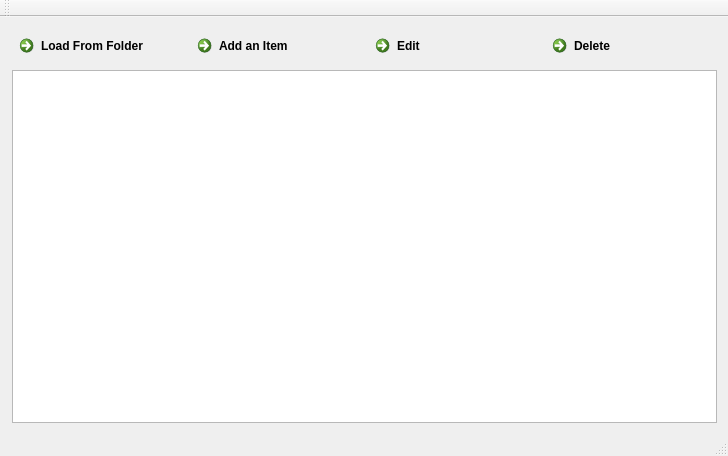
Qt form mainwindow.ui (utat-uav/cv16-interface) before a commit.
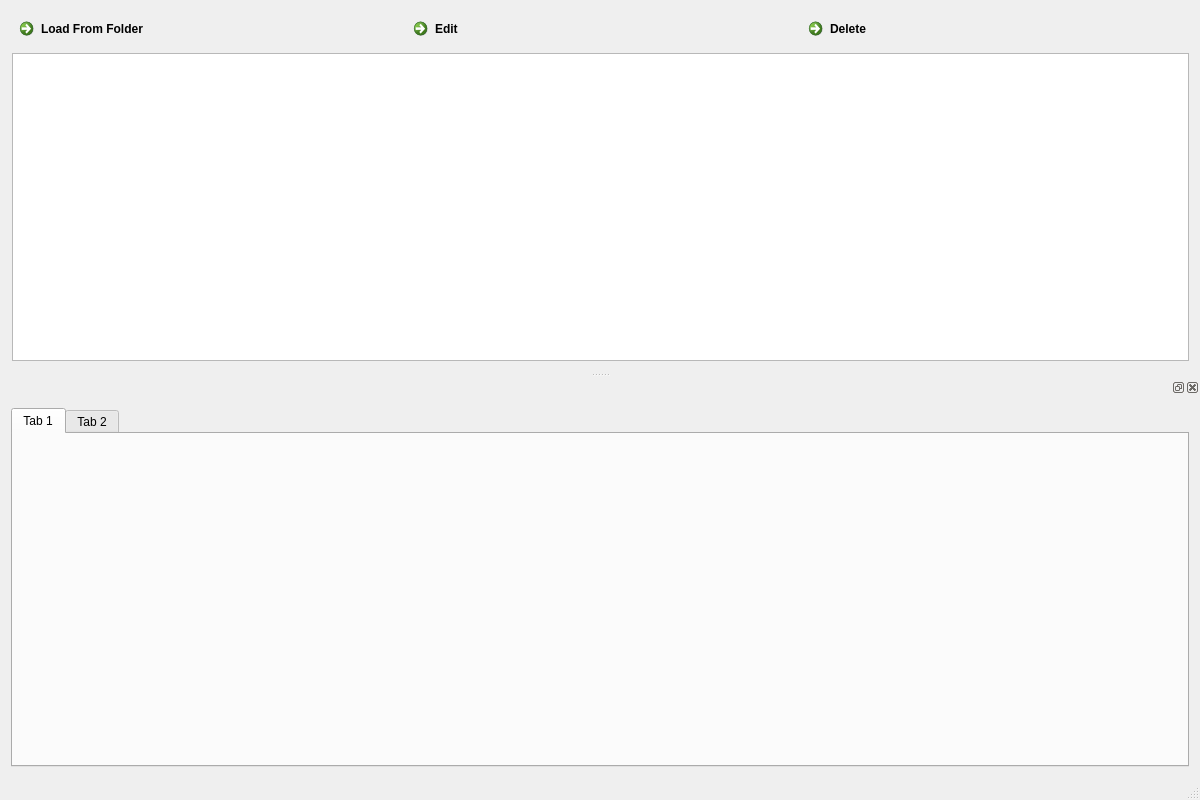
The same form after that commit.

```diff
--- a/mainwindow.ui
+++ b/mainwindow.ui
@@ -6,10 +6,16 @@
    <rect>
     <x>0</x>
     <y>0</y>
-    <width>728</width>
-    <height>456</height>
+    <width>1200</width>
+    <height>800</height>
    </rect>
   </property>
+  <property name="sizePolicy">
+   <sizepolicy hsizetype="Preferred" vsizetype="Preferred">
+    <horstretch>0</horstretch>
+    <verstretch>0</verstretch>
+   </sizepolicy>
+  </property>
   <property name="windowTitle">
    <string>MainWindow</string>
   </property>
@@ -29,13 +35,6 @@
           </property>
          </widget>
         </item>
-        <item>
-         <widget class="QCommandLinkButton" name="addItemButton">
-          <property name="text">
-           <string>Add an Item</string>
-          </property>
-         </widget>
-        </item>
         <item>
          <widget class="QCommandLinkButton" name="editButton">
           <property name="text">
@@ -105,15 +104,40 @@
     </rect>
    </property>
   </widget>
-  <widget class="QToolBar" name="mainToolBar">
-   <attribute name="toolBarArea">
-    <enum>TopToolBarArea</enum>
-   </attribute>
-   <attribute name="toolBarBreak">
-    <bool>false</bool>
-   </attribute>
-  </widget>
   <widget class="QStatusBar" name="statusBar"/>
+  <widget class="QDockWidget" name="dockWidget_2">
+   <property name="minimumSize">
+    <size>
+     <width>145</width>
+     <height>400</height>
+    </size>
+   </property>
+   <attribute name="dockWidgetArea">
+    <number>8</number>
+   </attribute>
+   <widget class="QWidget" name="dockWidgetContents_2">
+    <layout class="QVBoxLayout" name="verticalLayout_3">
+     <item>
+      <widget class="QTabWidget" name="tabWidget">
+       <property name="currentIndex">
+        <number>0</number>
+       </property>
+       <widget class="QWidget" name="tab">
+        <attribute name="title">
+         <string>Tab 1</string>
+        </attribute>
+        <layout class="QVBoxLayout" name="verticalLayout_5"/>
+       </widget>
+       <widget class="QWidget" name="tab_2">
+        <attribute name="title">
+         <string>Tab 2</string>
+        </attribute>
+       </widget>
+      </widget>
+     </item>
+    </layout>
+   </widget>
+  </widget>
  </widget>
  <layoutdefault spacing="6" margin="11"/>
  <resources/>
```
Left out of the diff: 4 changed lines with no effect on the pictures.
